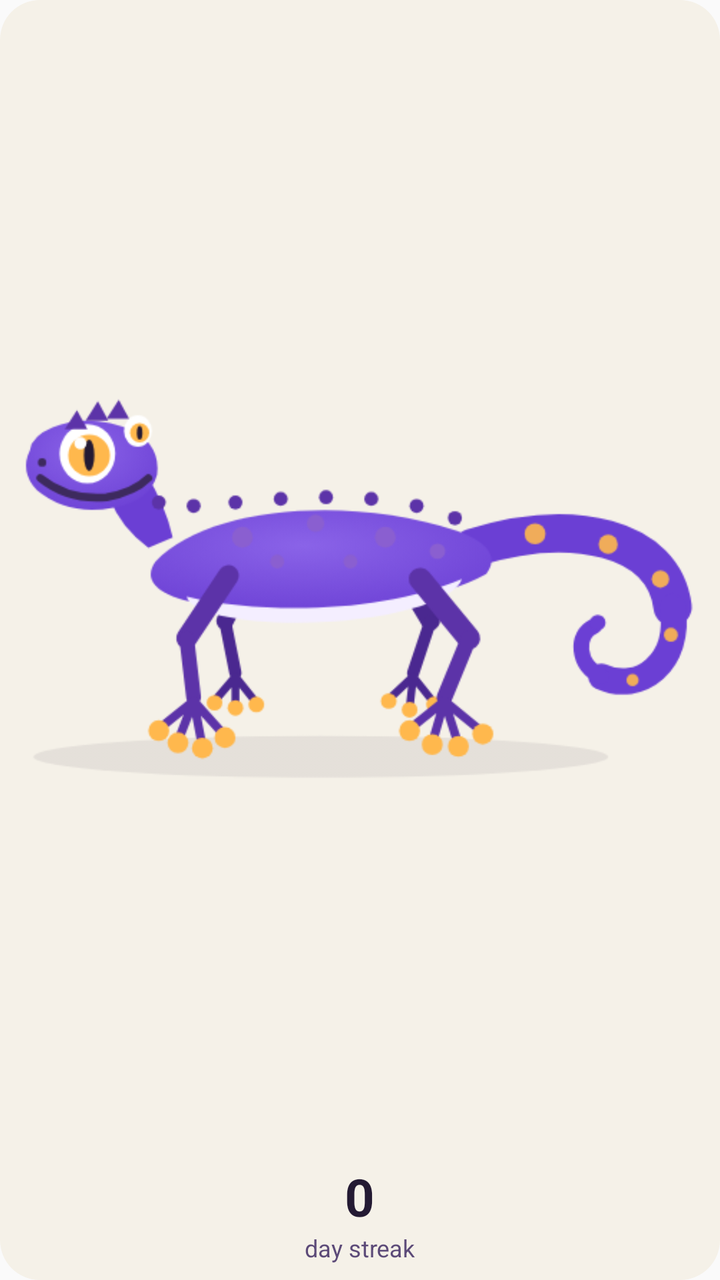
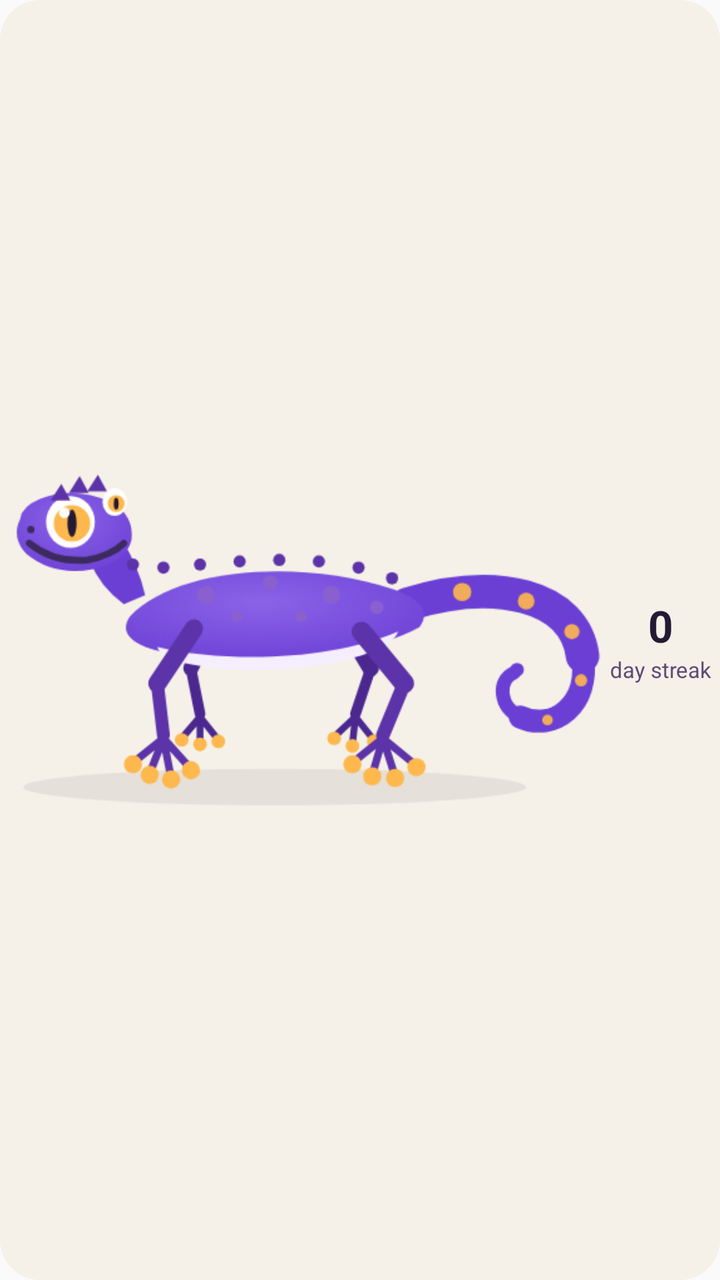

Screens rendered from an Android XML layout before and after an edit, with the pre-edit source and the edit as a unified diff.
<!-- AndroidManifest.xml: application theme android:Theme.Material.Light.NoActionBar -->
<!-- res/layout/widget_streak.xml -->
<?xml version="1.0" encoding="utf-8"?>
<LinearLayout xmlns:android="http://schemas.android.com/apk/res/android"
    android:id="@+id/widget_root"
    android:layout_width="match_parent"
    android:layout_height="match_parent"
    android:background="@drawable/widget_bg"
    android:gravity="center"
    android:orientation="vertical"
    android:padding="8dp">

    <ViewFlipper
        android:id="@+id/sang_flipper"
        android:layout_width="match_parent"
        android:layout_height="0dp"
        android:layout_weight="1"
        android:autoStart="true"
        android:flipInterval="350">
        <ImageView android:layout_width="match_parent" android:layout_height="match_parent" android:contentDescription="@null" android:scaleType="fitCenter" android:src="@drawable/sang_0" />
        <ImageView android:layout_width="match_parent" android:layout_height="match_parent" android:contentDescription="@null" android:scaleType="fitCenter" android:src="@drawable/sang_1" />
        <ImageView android:layout_width="match_parent" android:layout_height="match_parent" android:contentDescription="@null" android:scaleType="fitCenter" android:src="@drawable/sang_2" />
        <ImageView android:layout_width="match_parent" android:layout_height="match_parent" android:contentDescription="@null" android:scaleType="fitCenter" android:src="@drawable/sang_3" />
        <ImageView android:layout_width="match_parent" android:layout_height="match_parent" android:contentDescription="@null" android:scaleType="fitCenter" android:src="@drawable/sang_4" />
        <ImageView android:layout_width="match_parent" android:layout_height="match_parent" android:contentDescription="@null" android:scaleType="fitCenter" android:src="@drawable/sang_5" />
    </ViewFlipper>

    <TextView
        android:id="@+id/streak_count"
        android:layout_width="wrap_content"
        android:layout_height="wrap_content"
        android:text="0"
        android:textColor="#241a33"
        android:textSize="26sp"
        android:textStyle="bold" />

    <TextView
        android:id="@+id/streak_label"
        android:layout_width="wrap_content"
        android:layout_height="wrap_content"
        android:text="day streak"
        android:textColor="#5c4a78"
        android:textSize="12sp" />
</LinearLayout>
<!-- resources referenced by this layout -->
<resources>
  <!-- drawable sang_0: png bitmap (drawable-nodpi, 39160 bytes) -->
  <!-- drawable sang_1: png bitmap (drawable-nodpi, 39295 bytes) -->
  <!-- drawable sang_2: png bitmap (drawable-nodpi, 39280 bytes) -->
  <!-- drawable sang_3: png bitmap (drawable-nodpi, 39295 bytes) -->
  <!-- drawable sang_4: png bitmap (drawable-nodpi, 39160 bytes) -->
  <!-- drawable sang_5: png bitmap (drawable-nodpi, 39373 bytes) -->
  <!-- drawable widget_bg (drawable) -->
  <?xml version="1.0" encoding="utf-8"?>
  <shape xmlns:android="http://schemas.android.com/apk/res/android" android:shape="rectangle">
      <solid android:color="#f5f1e8" />
      <corners android:radius="20dp" />
  </shape>
</resources>

<!-- the commit's change to res/layout/widget_streak.xml (unified diff, before → after) -->
@@ -5,13 +5,13 @@
     android:layout_height="match_parent"
     android:background="@drawable/widget_bg"
     android:gravity="center"
-    android:orientation="vertical"
-    android:padding="8dp">
+    android:orientation="horizontal"
+    android:padding="4dp">
 
     <ViewFlipper
         android:id="@+id/sang_flipper"
-        android:layout_width="match_parent"
-        android:layout_height="0dp"
+        android:layout_width="0dp"
+        android:layout_height="match_parent"
         android:layout_weight="1"
         android:autoStart="true"
         android:flipInterval="350">
@@ -23,13 +23,24 @@
         <ImageView android:layout_width="match_parent" android:layout_height="match_parent" android:contentDescription="@null" android:scaleType="fitCenter" android:src="@drawable/sang_5" />
     </ViewFlipper>
 
+    <LinearLayout
+        android:layout_width="wrap_content"
+        android:layout_height="match_parent"
+        android:minWidth="46dp"
+        android:gravity="center"
+        android:orientation="vertical">
     <TextView
         android:id="@+id/streak_count"
         android:layout_width="wrap_content"
         android:layout_height="wrap_content"
         android:text="0"
         android:textColor="#241a33"
-        android:textSize="26sp"
+        android:textSize="22sp"
+        android:maxLines="1"
+        android:autoSizeTextType="uniform"
+        android:autoSizeMinTextSize="14sp"
+        android:autoSizeMaxTextSize="22sp"
+        android:autoSizeStepGranularity="1sp"
         android:textStyle="bold" />
 
     <TextView
@@ -38,5 +49,7 @@
         android:layout_height="wrap_content"
         android:text="day streak"
         android:textColor="#5c4a78"
-        android:textSize="12sp" />
+        android:textSize="11sp"
+        android:maxLines="1" />
+    </LinearLayout>
 </LinearLayout>
